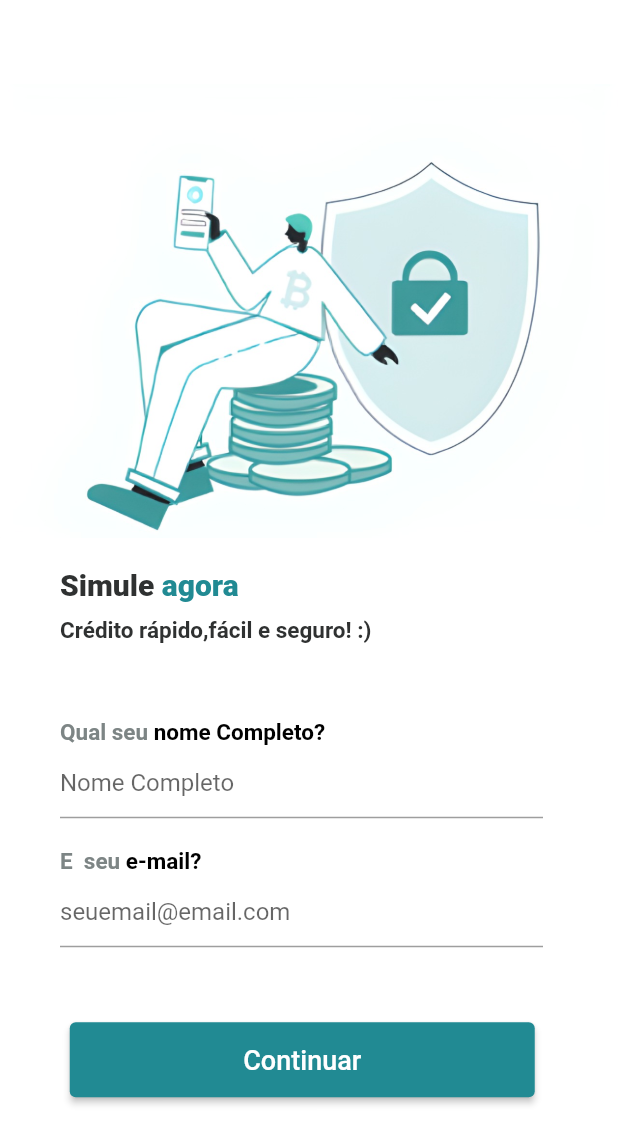
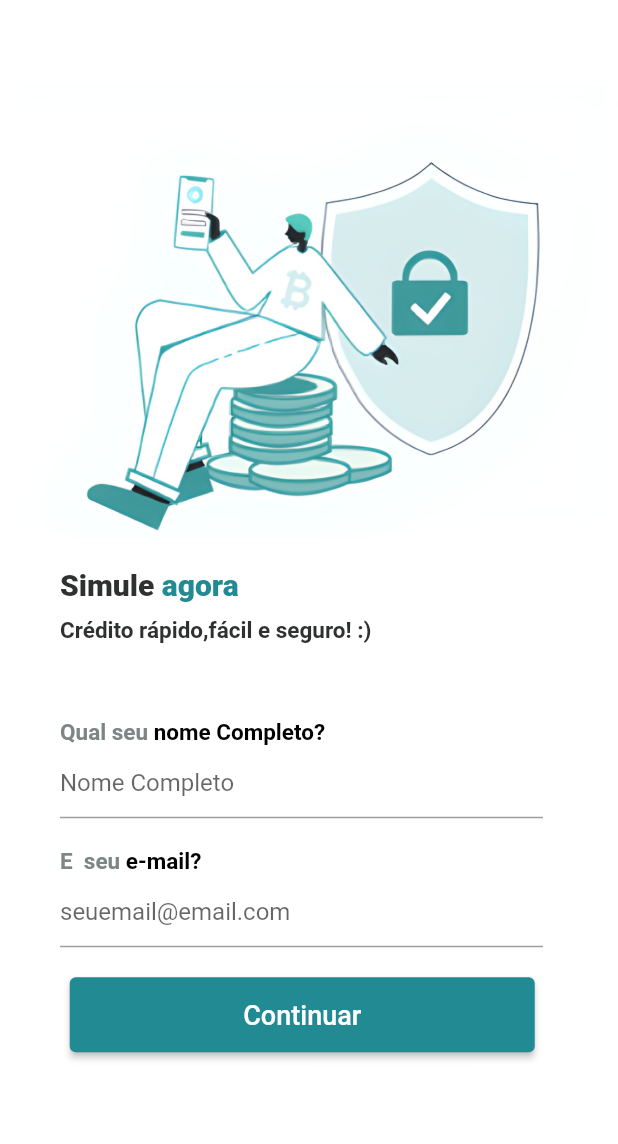
Before and after one commit to juliane-maria/credit-simulator, a Flutter app: the screen it shows after launch, on a phone screen of 412 x 824 dp. Shown: the top 1144 px of the screen. Run offline on Flutter 3.47's test engine with Material 2 defaults, Android fonts, the phone set to English and light mode, and no system bars; our stand-ins replace flutter_modular, shared_preferences.

Commit message:
fiz(components): reajuste do button padrão

```diff
--- a/lib/presenter/components/button_padrao_component.dart
+++ b/lib/presenter/components/button_padrao_component.dart
@@ -17,7 +17,7 @@ class ButtonComponent extends StatelessWidget {
       child: Column(
         children: <Widget>[
           Padding(
-            padding: const EdgeInsets.only(top: 30, right: 9),
+            padding: const EdgeInsets.only(right: 9),
             child: SizedBox(
               width: 310,
               height: 50,
```
